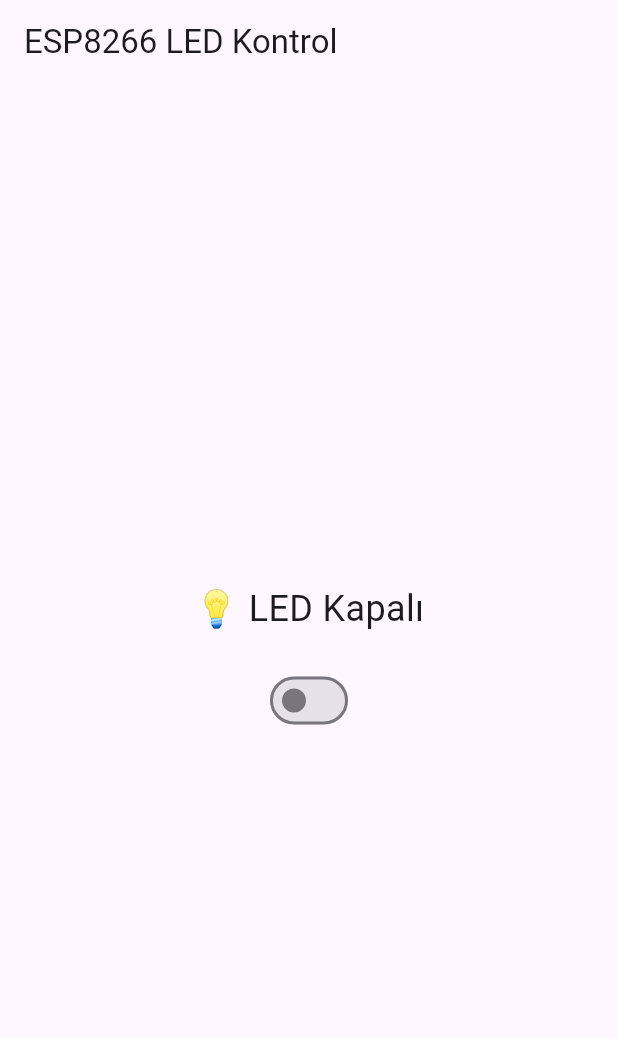
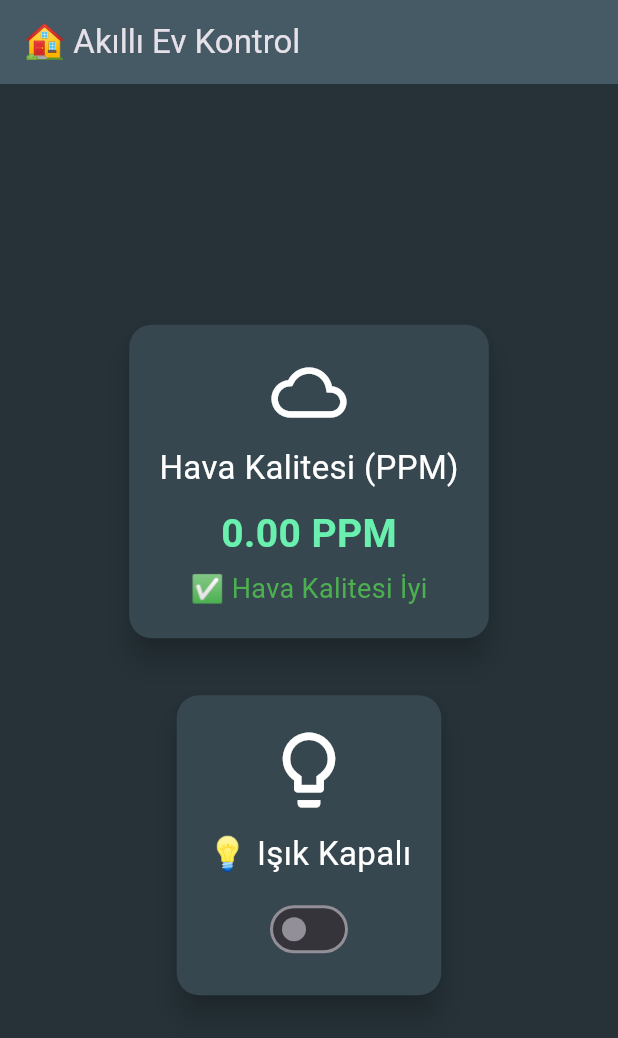
Before and after one commit to TunaCrt/Akilli-ev-sistemi, a Flutter app: the screen it shows after launch, on a phone screen of 412 x 824 dp. Shown: the top 1038 px of the screen. Run offline on Flutter 3.47's test engine with Material 3 defaults, Android fonts, the phone set to English and light mode, and no system bars; our stand-ins replace firebase_core, firebase_database; accounts and stored records are empty.

Commit message:
hava kalitesi eklendi

```diff
--- a/lib/main.dart
+++ b/lib/main.dart
@@ -10,23 +10,24 @@ void main() async {
   } catch (e) {
     print("❌ Firebase başlatılamadı! Hata: $e");
   }
-  runApp(MyApp());
+  runApp(SmartHomeApp());
 }
 
-
-class MyApp extends StatefulWidget {
+class SmartHomeApp extends StatefulWidget {
   @override
-  _MyAppState createState() => _MyAppState();
+  _SmartHomeAppState createState() => _SmartHomeAppState();
 }
 
-class _MyAppState extends State<MyApp> {
+class _SmartHomeAppState extends State<SmartHomeApp> {
   final DatabaseReference _database = FirebaseDatabase.instance.ref();
   bool _ledStatus = false;
+  double _havaKalitesi = 0.0;
 
   @override
   void initState() {
     super.initState();
     _getLedStatus();
+    _listenToAirQuality();
   }
 
   void _getLedStatus() async {
@@ -45,28 +46,140 @@ class _MyAppState extends State<MyApp> {
     await _database.child("led/status").set(_ledStatus ? 1 : 0);
   }
 
+  void _listenToAirQuality() {
+    _database.child("hava_kalitesi/ppm").onValue.listen((event) {
+      final dynamic value = event.snapshot.value;
+      if (value != null) {
+        setState(() {
+          _havaKalitesi = double.parse(value.toString());
+        });
+      }
+    });
+  }
+
+  String getAirQualityStatus(double ppm) {
+    if (ppm < 400) {
+      return "✅ Hava Kalitesi İyi";
+    } else if (ppm >= 400 && ppm < 600) {
+      return "⚠️ Hava Kalitesi Orta";
+    } else if (ppm >= 600 && ppm < 1000) {
+      return "❌ Hava Kalitesi Kötü";
+    } else if (ppm >= 1000 && ppm < 2000) {
+      return "🚨 Tehlikeli! Hava Çok Kirli";
+    } else {
+      return "🔥 Yangın Alarmı! Dikkat!";
+    }
+  }
+
   @override
   Widget build(BuildContext context) {
     return MaterialApp(
+      debugShowCheckedModeBanner: false,
+      theme: ThemeData.dark(),
       home: Scaffold(
-        appBar: AppBar(title: Text("ESP8266 LED Kontrol")),
+        backgroundColor: Colors.blueGrey[900],
+        appBar: AppBar(
+          title: Text("🏠 Akıllı Ev Kontrol"),
+          backgroundColor: Colors.blueGrey[700],
+        ),
         body: Center(
+          child: SingleChildScrollView( // Ekrana göre ortalamayı garanti eder
+            child: Padding(
+              padding: const EdgeInsets.all(20.0),
               child: Column(
-            mainAxisAlignment: MainAxisAlignment.center,
+                mainAxisSize: MainAxisSize.min, // İçeriği sıkıştırarak ortaya alır
                 children: [
+                  // 🌿 Hava Kalitesi Kartı
+                  Align(
+                    alignment: Alignment.center, // Kartı sayfa ortasında hizalar
+                    child: Card(
+                      color: Colors.blueGrey[800],
+                      shape: RoundedRectangleBorder(
+                        borderRadius: BorderRadius.circular(15),
+                      ),
+                      elevation: 8,
+                      child: Padding(
+                        padding: const EdgeInsets.all(20.0),
+                        child: Column(
+                          children: [
+                            Icon(
+                              Icons.cloud_outlined,
+                              color: Colors.white,
+                              size: 50,
+                            ),
+                            SizedBox(height: 10),
                             Text(
-                _ledStatus ? "💡 LED Açık" : "💡 LED Kapalı",
-                style: TextStyle(fontSize: 24),
+                              "Hava Kalitesi (PPM)",
+                              style: TextStyle(color: Colors.white, fontSize: 22),
                             ),
-              SizedBox(height: 20),
+                            SizedBox(height: 10),
+                            Text(
+                              "${_havaKalitesi.toStringAsFixed(2)} PPM",
+                              style: TextStyle(
+                                color: _havaKalitesi < 600 ? Colors.greenAccent : Colors.redAccent,
+                                fontSize: 26,
+                                fontWeight: FontWeight.bold,
+                              ),
+                            ),
+                            SizedBox(height: 5),
+                            Text(
+                              getAirQualityStatus(_havaKalitesi),
+                              style: TextStyle(
+                                fontSize: 18,
+                                color: _havaKalitesi < 400
+                                    ? Colors.green
+                                    : (_havaKalitesi < 600
+                                        ? Colors.orange
+                                        : (_havaKalitesi < 1000 ? Colors.red : Colors.purple)),
+                              ),
+                            ),
+                          ],
+                        ),
+                      ),
+                    ),
+                  ),
+                  SizedBox(height: 30),
+
+                  // 💡 LED Kontrol Kartı
+                  Align(
+                    alignment: Alignment.center, // Kartı sayfa ortasında hizalar
+                    child: Card(
+                      color: Colors.blueGrey[800],
+                      shape: RoundedRectangleBorder(
+                        borderRadius: BorderRadius.circular(15),
+                      ),
+                      elevation: 8,
+                      child: Padding(
+                        padding: const EdgeInsets.all(20.0),
+                        child: Column(
+                          children: [
+                            Icon(
+                              _ledStatus ? Icons.lightbulb : Icons.lightbulb_outline,
+                              color: _ledStatus ? Colors.yellowAccent : Colors.white,
+                              size: 60,
+                            ),
+                            SizedBox(height: 10),
+                            Text(
+                              _ledStatus ? "💡 Işık Açık" : "💡 Işık Kapalı",
+                              style: TextStyle(color: Colors.white, fontSize: 22),
+                            ),
+                            SizedBox(height: 10),
                             Switch(
                               value: _ledStatus,
+                              activeColor: Colors.yellowAccent,
                               onChanged: (value) => _toggleLed(),
                             ),
                           ],
                         ),
                       ),
                     ),
+                  ),
+                ],
+              ),
+            ),
+          ),
+        ),
+      ),
     );
   }
 }
```
Lines whose indentation alone changed are shown as unchanged.
